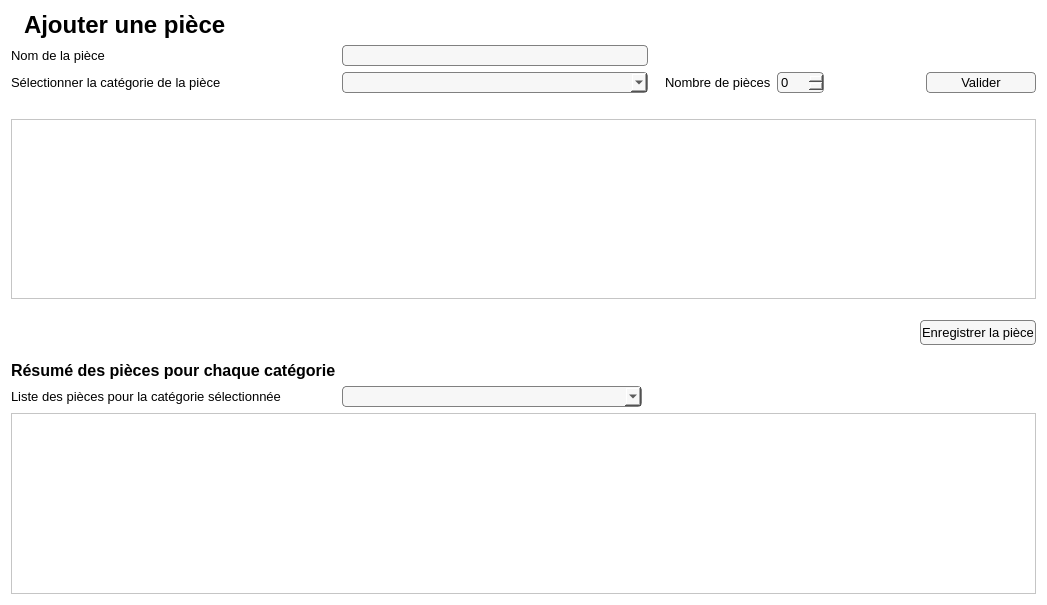
Qt form Interface/FenetresEnUI/Piece.ui (ProjetPC2/SIMM2.0-DEV) before a commit.
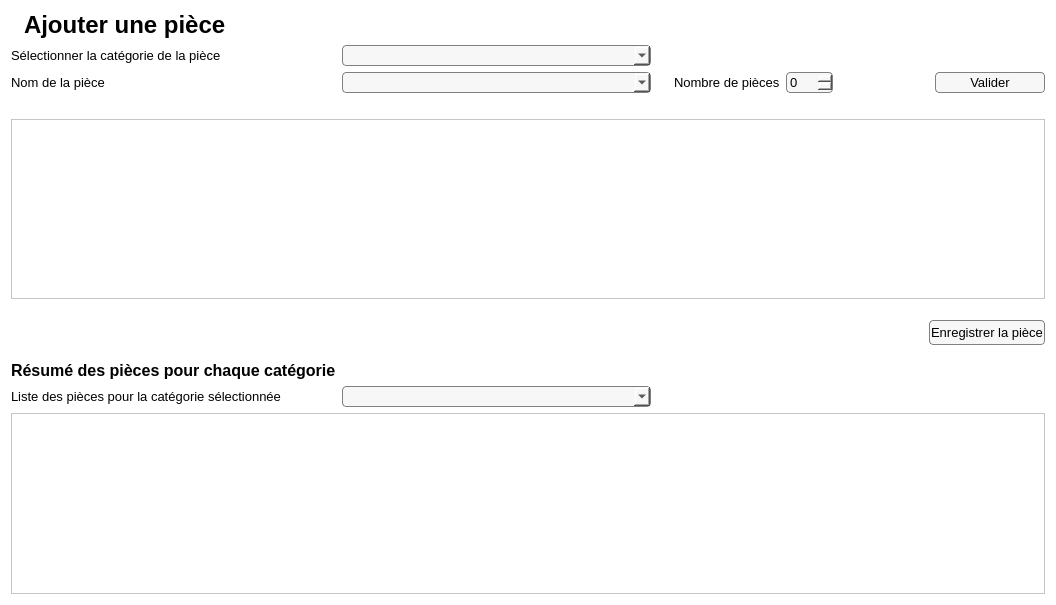
The same form after that commit. Icons and pictures are not drawn.

Commit message: Ajout image, modif des page piece et bdt

Diff of the .ui file:
```diff
--- a/Interface/FenetresEnUI/Piece.ui
+++ b/Interface/FenetresEnUI/Piece.ui
@@ -6,7 +6,7 @@
    <rect>
     <x>0</x>
     <y>0</y>
-    <width>1025</width>
+    <width>1056</width>
     <height>605</height>
    </rect>
   </property>
@@ -245,13 +245,28 @@
     </layout>
    </item>
    <item row="4" column="0">
+    <widget class="QLabel" name="labelNomPiece">
+     <property name="maximumSize">
+      <size>
+       <width>300</width>
+       <height>16777215</height>
+      </size>
+     </property>
+     <property name="font">
+      <font>
+       <pointsize>10</pointsize>
+      </font>
+     </property>
+     <property name="styleSheet">
+      <string notr="true">background: white;</string>
+     </property>
+     <property name="text">
+      <string>Nom de la pièce</string>
+     </property>
+    </widget>
+   </item>
+   <item row="3" column="0">
     <widget class="QLabel" name="labelSelectionCategorie">
-     <property name="maximumSize">
-      <size>
-       <width>300</width>
-       <height>16777215</height>
-      </size>
-     </property>
      <property name="font">
       <font>
        <pointsize>10</pointsize>
@@ -265,58 +280,6 @@
      </property>
     </widget>
    </item>
-   <item row="4" column="1" colspan="2">
-    <widget class="QComboBox" name="comboBoxSelectionCategorie">
-     <property name="sizePolicy">
-      <sizepolicy hsizetype="Expanding" vsizetype="Fixed">
-       <horstretch>0</horstretch>
-       <verstretch>0</verstretch>
-      </sizepolicy>
-     </property>
-     <property name="minimumSize">
-      <size>
-       <width>300</width>
-       <height>0</height>
-      </size>
-     </property>
-     <property name="maximumSize">
-      <size>
-       <width>600</width>
-       <height>16777215</height>
-      </size>
-     </property>
-     <property name="font">
-      <font>
-       <pointsize>10</pointsize>
-      </font>
-     </property>
-     <property name="styleSheet">
-      <string notr="true">QComboBox{
-padding: 1px;
-border-style: solid;
-border: 1px solid gray;
-border-radius: 4px;
-background:rgb(247,247,247);
-color: black;
-}</string>
-     </property>
-    </widget>
-   </item>
-   <item row="3" column="0">
-    <widget class="QLabel" name="label">
-     <property name="font">
-      <font>
-       <pointsize>10</pointsize>
-      </font>
-     </property>
-     <property name="styleSheet">
-      <string notr="true">background: white;</string>
-     </property>
-     <property name="text">
-      <string>Nom de la pièce</string>
-     </property>
-    </widget>
-   </item>
    <item row="4" column="3">
     <spacer name="horizontalSpacer_3">
      <property name="orientation">
@@ -333,38 +296,6 @@
      </property>
     </spacer>
    </item>
-   <item row="3" column="1" colspan="2">
-    <widget class="QLineEdit" name="lineEdit">
-     <property name="minimumSize">
-      <size>
-       <width>300</width>
-       <height>0</height>
-      </size>
-     </property>
-     <property name="maximumSize">
-      <size>
-       <width>500</width>
-       <height>16777215</height>
-      </size>
-     </property>
-     <property name="font">
-      <font>
-       <pointsize>10</pointsize>
-      </font>
-     </property>
-     <property name="styleSheet">
-      <string notr="true">QLineEdit
-{
-padding: 1px;
-border-style: solid;
-border: 1px solid gray;
-border-radius: 4px;
-background:rgb(247,247,247);
-color: black;
-}</string>
-     </property>
-    </widget>
-   </item>
    <item row="4" column="5">
     <widget class="QSpinBox" name="spinBoxNombreEquipement">
      <property name="maximumSize">
@@ -501,6 +432,80 @@
      </property>
     </widget>
    </item>
+   <item row="3" column="1">
+    <widget class="QComboBox" name="comboBoxSelectionCategorie_2">
+     <property name="sizePolicy">
+      <sizepolicy hsizetype="Expanding" vsizetype="Expanding">
+       <horstretch>0</horstretch>
+       <verstretch>0</verstretch>
+      </sizepolicy>
+     </property>
+     <property name="minimumSize">
+      <size>
+       <width>300</width>
+       <height>0</height>
+      </size>
+     </property>
+     <property name="maximumSize">
+      <size>
+       <width>600</width>
+       <height>16777215</height>
+      </size>
+     </property>
+     <property name="font">
+      <font>
+       <pointsize>10</pointsize>
+      </font>
+     </property>
+     <property name="styleSheet">
+      <string notr="true">QComboBox{
+padding: 1px;
+border-style: solid;
+border: 1px solid gray;
+border-radius: 4px;
+background:rgb(247,247,247);
+color: black;
+}</string>
+     </property>
+    </widget>
+   </item>
+   <item row="4" column="1">
+    <widget class="QComboBox" name="comboBoxNomPiece">
+     <property name="sizePolicy">
+      <sizepolicy hsizetype="Expanding" vsizetype="Expanding">
+       <horstretch>0</horstretch>
+       <verstretch>0</verstretch>
+      </sizepolicy>
+     </property>
+     <property name="minimumSize">
+      <size>
+       <width>300</width>
+       <height>0</height>
+      </size>
+     </property>
+     <property name="maximumSize">
+      <size>
+       <width>600</width>
+       <height>16777215</height>
+      </size>
+     </property>
+     <property name="font">
+      <font>
+       <pointsize>10</pointsize>
+      </font>
+     </property>
+     <property name="styleSheet">
+      <string notr="true">QComboBox{
+padding: 1px;
+border-style: solid;
+border: 1px solid gray;
+border-radius: 4px;
+background:rgb(247,247,247);
+color: black;
+}</string>
+     </property>
+    </widget>
+   </item>
   </layout>
  </widget>
  <resources/>
```
Left out of the diff: 2 changed lines with no effect on the pictures. The commit also changes 4 other files.
